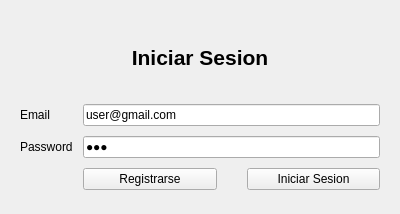
Old version of the form Fase2/windowmain.ui in the repository D3r3-k/-EDD-Proyecto_202001151.
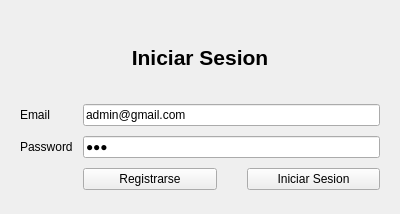
New version of the form. Icons and pictures are not drawn.

```diff
--- a/Fase2/windowmain.ui
+++ b/Fase2/windowmain.ui
@@ -82,7 +82,7 @@
        <item row="0" column="1">
         <widget class="QLineEdit" name="emailLineEdit">
          <property name="text">
-          <string>user@gmail.com</string>
+          <string>admin@gmail.com</string>
          </property>
          <property name="placeholderText">
           <string>correo@gmail.com</string>
```
